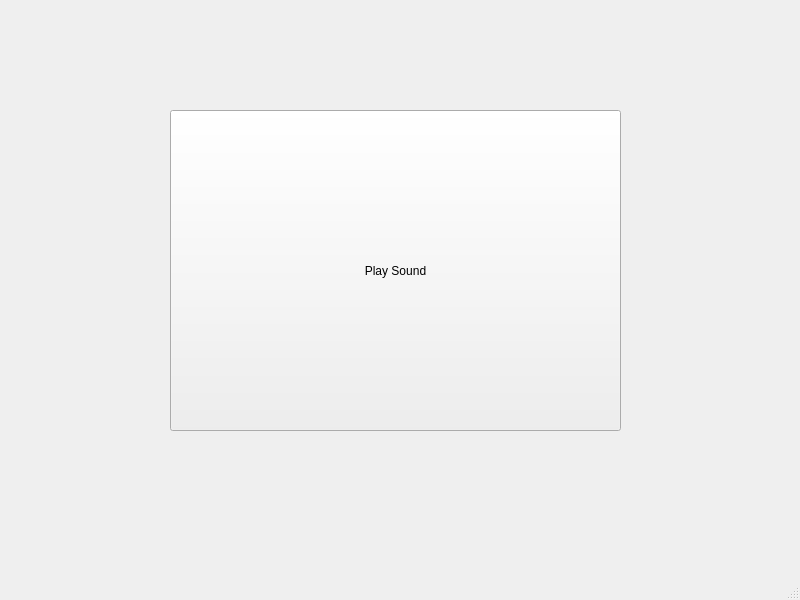
Qt form QT/mainwindow.ui (dudublad/ECE496) before a commit.
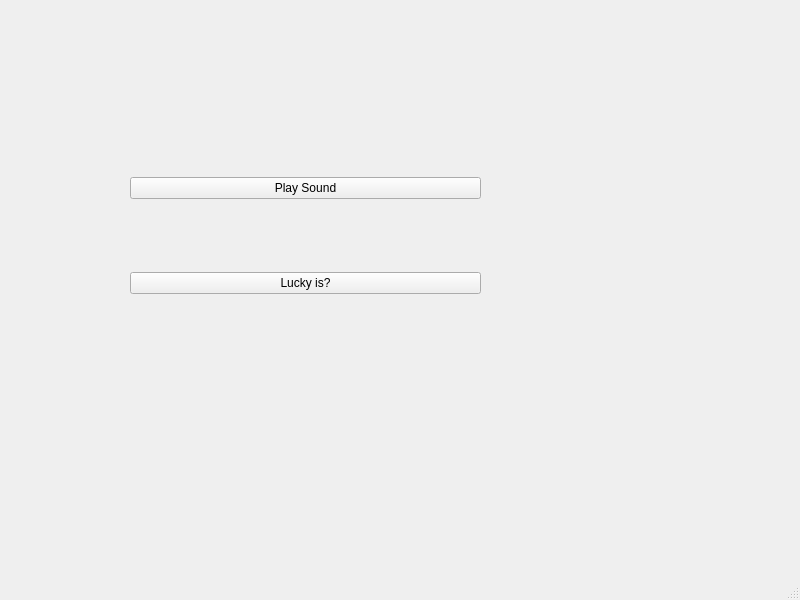
The same form after that commit.

Commit message: new: Interaction with QT push button widgets in main window. #27

The edit to the form file:
```diff
--- a/QT/mainwindow.ui
+++ b/QT/mainwindow.ui
@@ -14,19 +14,32 @@
    <string>MainWindow</string>
   </property>
   <widget class="QWidget" name="centralwidget">
-   <widget class="QPushButton" name="pushButton">
+   <widget class="QWidget" name="verticalLayoutWidget">
     <property name="geometry">
      <rect>
-      <x>170</x>
+      <x>130</x>
       <y>110</y>
-      <width>451</width>
-      <height>321</height>
+      <width>351</width>
+      <height>251</height>
      </rect>
     </property>
+    <layout class="QVBoxLayout" name="verticalLayout">
+     <item>
+      <widget class="QPushButton" name="pushButton">
     <property name="text">
      <string>Play Sound</string>
     </property>
    </widget>
+     </item>
+     <item>
+      <widget class="QPushButton" name="pushButton_2">
+       <property name="text">
+        <string>Lucky is?</string>
+       </property>
+      </widget>
+     </item>
+    </layout>
+   </widget>
   </widget>
   <widget class="QMenuBar" name="menubar">
    <property name="geometry">
```
Left out of the diff: 2 changed lines with no effect on the pictures. Lines whose indentation alone changed are shown as unchanged. The commit also changes 2 other files.
